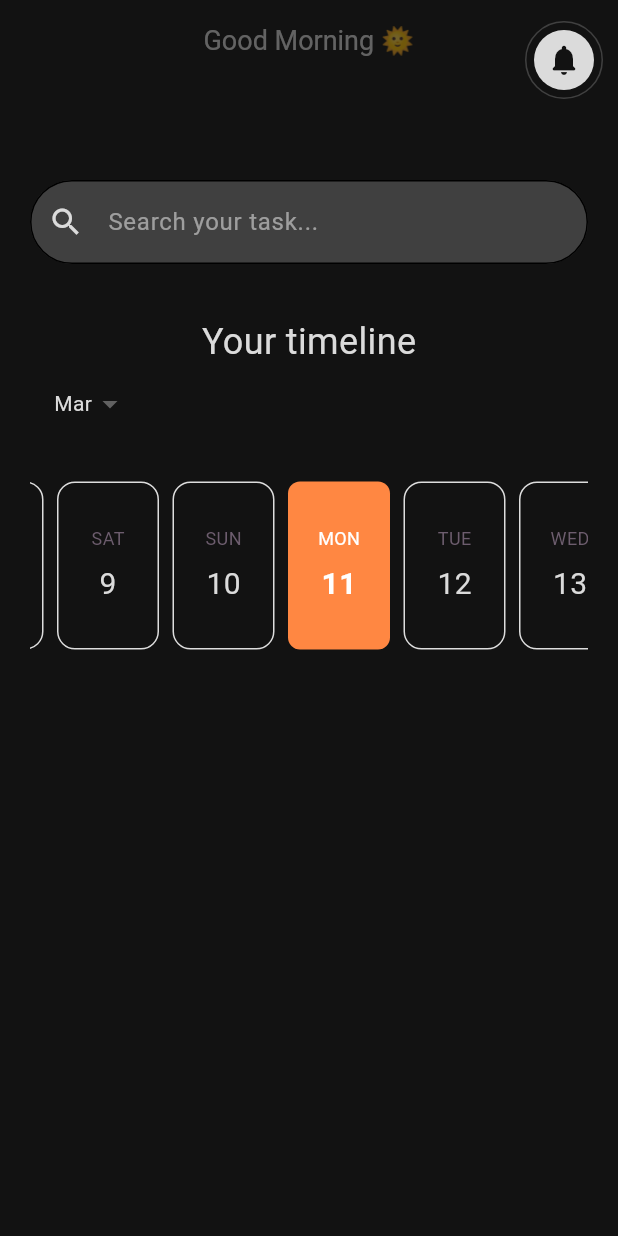
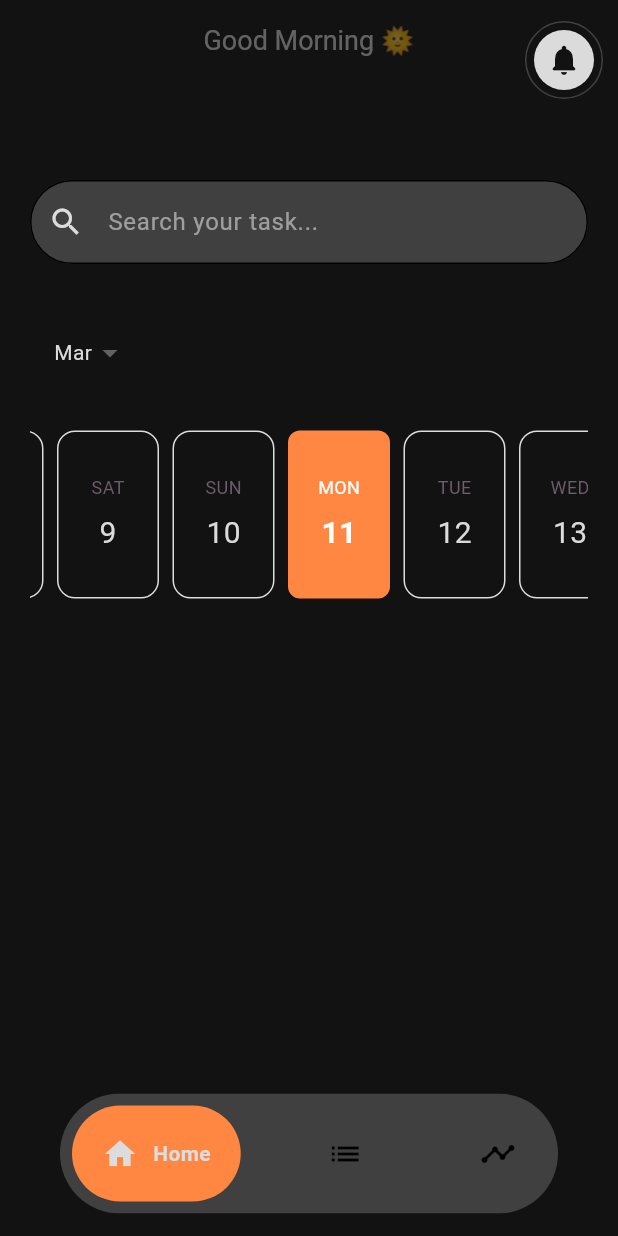
Before and after one commit to gwrgwr/task_manager_app, a Flutter app: the screen it shows after launch, after a tap on "Let's start", on a phone screen of 412 x 824 dp. Run offline on Flutter 3.47's test engine with Material 3 defaults, Android fonts, the light colour scheme and no system bars; drawn by our look-alikes of easy_date_timeline, google_nav_bar; our stand-ins replace get.

Commit message:
added task and timeline page, and add some features to home page

```diff
--- a/lib/home/controllers/home_controller.dart
+++ b/lib/home/controllers/home_controller.dart
@@ -1,5 +1,5 @@
 import 'package:get/get.dart';
 
 class HomeController extends GetxController {
-
+  RxInt index = 0.obs;
 }
--- a/lib/home/views/home_page.dart
+++ b/lib/home/views/home_page.dart
@@ -1,6 +1,10 @@
-import 'package:easy_date_timeline/easy_date_timeline.dart';
 import 'package:flutter/material.dart';
-import 'package:intl/intl.dart';
+import 'package:get/get.dart';
+import 'package:google_nav_bar/google_nav_bar.dart';
+import 'package:task_manager_app/home/controllers/home_controller.dart';
+import 'package:task_manager_app/home/widgets/home_widget.dart';
+import 'package:task_manager_app/task/widgets/task_widgett.dart';
+import 'package:task_manager_app/timeline/widgets/timeline_widget.dart';
 import 'package:task_manager_app/utils/color_app.dart';
 
 class HomePage extends StatelessWidget {
@@ -8,153 +12,59 @@ class HomePage extends StatelessWidget {
 
   final String username;
 
-  String getTimeNow() {
-    final DateTime myDateTime = DateTime.now();
-    final formatedDate = DateFormat.H().format(myDateTime);
-    final int formatedDateInt = int.parse(formatedDate);
-    print(formatedDate);
-    if (formatedDateInt >= 18 || formatedDateInt < 6) {
-      return "Good Night 🛌";
-    } else if (formatedDateInt >= 6 || formatedDateInt < 12) {
-      return "Good Morning 🌞";
-    } else {
-      return "Good Evening 🍽";
-    }
-  }
+  final HomeController c = Get.put(HomeController());
 
   @override
   Widget build(BuildContext context) {
+    final List<Widget> _widgetOptions = [
+      HomeWidget(username: username),
+      TaskWidget(),
+      TimeLineWidget()
+    ];
+
     return Scaffold(
       backgroundColor: ColorApp.backgroundColor,
-      appBar: appBarSection(),
-      body: Padding(
-        padding: const EdgeInsets.symmetric(
-          horizontal: 20,
-          vertical: 50,
-        ),
-        child: SingleChildScrollView(
-          child: Column(
-            children: [
-              TextField(
-                cursorColor: ColorApp.textColor,
-                decoration: InputDecoration(
-                  filled: true,
-                  fillColor: ColorApp.inputColor,
-                  hintText: "Search your task...",
-                  hintStyle: TextStyle(
-                    color: ColorApp.textColor.withOpacity(0.6),
-                  ),
-                  prefixIcon: IconButton(
-                    icon: Icon(
-                      Icons.search,
-                      color: ColorApp.textColor,
-                    ),
-                    onPressed: () {},
-                  ),
-                  enabledBorder: OutlineInputBorder(
-                    borderRadius: BorderRadius.circular(30),
-                  ),
-                  focusedBorder: OutlineInputBorder(
-                    borderRadius: BorderRadius.circular(30),
-                    borderSide: BorderSide(color: ColorApp.textColor),
-                  ),
-                ),
-              ),
-              SizedBox(height: 35),
-              Text(
-                'Your timeline',
-                style: TextStyle(
-                  color: ColorApp.textColor,
-                  fontSize: 24,
-                ),
-              ),
-              EasyDateTimeLine(
-                initialDate: DateTime.now(),
-                onDateChange: (selectedDate) {},
-                headerProps: EasyHeaderProps(
-                  showSelectedDate: false,
-                  monthStyle: TextStyle(
-                    color: ColorApp.textColor,
-                  ),
-                ),
-                dayProps: EasyDayProps(
-                  todayHighlightStyle: TodayHighlightStyle.withBackground,
-                  todayHighlightColor: ColorApp.subBackgroundColor,
-                  todayStyle: DayStyle(
-                    dayStrStyle: TextStyle(
-                      color: ColorApp.backgroundColor,
-                      fontSize: 14,
-                    ),
-                    dayNumStyle: TextStyle(
-                      color: ColorApp.backgroundColor,
-                      fontSize: 26,
-                    ),
-                  ),
-                  activeDayStyle: DayStyle(
-                    decoration: BoxDecoration(
-                      color: ColorApp.subBackgroundColor,
-                      borderRadius: BorderRadius.circular(8),
-                    ),
-                  ),
-                  dayStructure: DayStructure.dayStrDayNum,
-                  inactiveDayStyle: DayStyle(
-                    dayNumStyle:
-                        TextStyle(color: ColorApp.textColor, fontSize: 20),
-                  ),
-                ),
-                timeLineProps: EasyTimeLineProps(
-                  separatorPadding: 9,
-                  vPadding: 4,
-                ),
-              ),
-            ],
-          ),
-        ),
-      ),
+      body: Obx(() {
+        return _widgetOptions.elementAt(c.index.value);
+      }),
+      bottomNavigationBar: bottomNavigationBarSection(),
     );
   }
 
-  AppBar appBarSection() {
-    return AppBar(
-      actions: [
+  Stack bottomNavigationBarSection() {
+    return Stack(
+      children: [
         Padding(
-          padding: const EdgeInsets.only(top: 10, right: 10),
-          child: Container(
-            padding: EdgeInsets.all(5.0),
-            decoration: BoxDecoration(
-              border: Border.all(color: ColorApp.inputColor),
-              shape: BoxShape.circle,
-            ),
-            child: CircleAvatar(
-              backgroundColor: ColorApp.textColor,
-              child: IconButton(
-                onPressed: () {},
-                icon: Icon(
-                  Icons.notifications_rounded,
-                  color: ColorApp.backgroundColor,
+          padding: const EdgeInsets.symmetric(horizontal: 40, vertical: 15),
+          child: ClipRRect(
+            borderRadius: BorderRadius.circular(100),
+            child: GNav(
+              activeColor: ColorApp.textColor,
+              backgroundColor: ColorApp.inputColor,
+              tabBackgroundColor: ColorApp.subBackgroundColor,
+              gap: 10,
+              padding: EdgeInsets.all(20),
+              tabMargin: EdgeInsets.all(8),
+              tabs: [
+                GButton(
+                  icon: Icons.home,
+                  text: 'Home',
                 ),
-              ),
+                GButton(
+                  icon: Icons.list,
+                  text: 'Tasks',
+                ),
+                GButton(
+                  icon: Icons.timeline,
+                  text: 'Timeline',
+                ),
+              ],
+              selectedIndex: c.index.value,
+              onTabChange: (value) => c.index.value = value,
             ),
           ),
-        )
+        ),
       ],
-      backgroundColor: ColorApp.backgroundColor,
-      toolbarHeight: 70,
-      title: Column(
-        children: [
-          SizedBox(height: 15),
-          Text(
-            getTimeNow(),
-            style: TextStyle(
-                color: ColorApp.textColor.withOpacity(0.4), fontSize: 18),
-          ),
-          Text(
-            username,
-            style: TextStyle(color: ColorApp.textColor, fontSize: 24),
-          ),
-        ],
-      ),
-      centerTitle: true,
     );
   }
 }
--- /dev/null
+++ b/lib/home/widgets/home_widget.dart
@@ -0,0 +1,178 @@
+import 'package:easy_date_timeline/easy_date_timeline.dart';
+import 'package:flutter/material.dart';
+import 'package:intl/intl.dart';
+import 'package:task_manager_app/utils/color_app.dart';
+
+class HomeWidget extends StatelessWidget {
+  const HomeWidget({required this.username, super.key});
+
+  final String username;
+
+  String getTimeNow() {
+    final DateTime myDateTime = DateTime.now();
+    final formatedDate = DateFormat.H().format(myDateTime);
+    final int formatedDateInt = int.parse(formatedDate);
+    print(formatedDate);
+    if (formatedDateInt >= 18 || formatedDateInt < 6) {
+      return "Good Night 🛌";
+    } else if (formatedDateInt >= 6 || formatedDateInt < 12) {
+      return "Good Morning 🌞";
+    } else {
+      return "Good Evening 🍽";
+    }
+  }
+
+  @override
+  Widget build(BuildContext context) {
+    return Scaffold(
+      backgroundColor: ColorApp.backgroundColor,
+      appBar: appBarSection(),
+      body: Padding(
+        padding: const EdgeInsets.symmetric(
+          horizontal: 20,
+          vertical: 50,
+        ),
+        child: SingleChildScrollView(
+          child: Column(
+            children: [
+              TextField(
+                cursorColor: ColorApp.textColor,
+                decoration: InputDecoration(
+                  filled: true,
+                  fillColor: ColorApp.inputColor,
+                  hintText: "Search your task...",
+                  hintStyle: TextStyle(
+                    color: ColorApp.textColor.withOpacity(0.6),
+                  ),
+                  prefixIcon: IconButton(
+                    icon: Icon(
+                      Icons.search,
+                      color: ColorApp.textColor,
+                    ),
+                    onPressed: () {},
+                  ),
+                  enabledBorder: OutlineInputBorder(
+                    borderRadius: BorderRadius.circular(30),
+                  ),
+                  focusedBorder: OutlineInputBorder(
+                    borderRadius: BorderRadius.circular(30),
+                    borderSide: BorderSide(color: ColorApp.textColor),
+                  ),
+                ),
+              ),
+              SizedBox(height: 35),
+              EasyDateTimeLine(
+                initialDate: DateTime.now(),
+                onDateChange: (selectedDate) {},
+                headerProps: EasyHeaderProps(
+                  showSelectedDate: false,
+                  monthStyle: TextStyle(
+                    color: ColorApp.textColor,
+                  ),
+                ),
+                dayProps: EasyDayProps(
+                  todayHighlightStyle: TodayHighlightStyle.withBackground,
+                  todayHighlightColor: ColorApp.subBackgroundColor,
+                  todayStyle: DayStyle(
+                    dayStrStyle: TextStyle(
+                      color: ColorApp.backgroundColor,
+                      fontSize: 14,
+                    ),
+                    dayNumStyle: TextStyle(
+                      color: ColorApp.backgroundColor,
+                      fontSize: 26,
+                    ),
+                  ),
+                  activeDayStyle: DayStyle(
+                    decoration: BoxDecoration(
+                      color: ColorApp.subBackgroundColor,
+                      borderRadius: BorderRadius.circular(8),
+                    ),
+                  ),
+                  dayStructure: DayStructure.dayStrDayNum,
+                  inactiveDayStyle: DayStyle(
+                    dayNumStyle:
+                        TextStyle(color: ColorApp.textColor, fontSize: 20),
+                  ),
+                ),
+                timeLineProps: EasyTimeLineProps(
+                  separatorPadding: 9,
+                  vPadding: 4,
+                ),
+              ),
+              SizedBox(height: 15),
+              Row(
+                children: [
+                  Column(
+                    children: [
+                      Container(
+                        decoration: BoxDecoration(
+                          borderRadius: BorderRadius.circular(15),
+                        ),
+                        child: Column(
+                          children: [],
+                        ),
+                      ),
+                      Container(
+                        decoration: BoxDecoration(
+                          borderRadius: BorderRadius.circular(15),
+                        ),
+                        child: Column(
+                          children: [],
+                        ),
+                      )
+                    ],
+                  )
+                ],
+              )
+            ],
+          ),
+        ),
+      ),
+    );
+  }
+
+  AppBar appBarSection() {
+    return AppBar(
+      actions: [
+        Padding(
+          padding: const EdgeInsets.only(top: 10, right: 10),
+          child: Container(
+            padding: EdgeInsets.all(5.0),
+            decoration: BoxDecoration(
+              border: Border.all(color: ColorApp.inputColor),
+              shape: BoxShape.circle,
+            ),
+            child: CircleAvatar(
+              backgroundColor: ColorApp.textColor,
+              child: IconButton(
+                onPressed: () {},
+                icon: Icon(
+                  Icons.notifications_rounded,
+                  color: ColorApp.backgroundColor,
+                ),
+              ),
+            ),
+          ),
+        )
+      ],
+      backgroundColor: ColorApp.backgroundColor,
+      toolbarHeight: 70,
+      title: Column(
+        children: [
+          SizedBox(height: 15),
+          Text(
+            getTimeNow(),
+            style: TextStyle(
+                color: ColorApp.textColor.withOpacity(0.4), fontSize: 18),
+          ),
+          Text(
+            username,
+            style: TextStyle(color: ColorApp.textColor, fontSize: 24),
+          ),
+        ],
+      ),
+      centerTitle: true,
+    );
+  }
+}
--- /dev/null
+++ b/lib/task/controllers/task_controller.dart
@@ -0,0 +1,12 @@
+import 'package:get/get.dart';
+import 'package:task_manager_app/task/models/task_model.dart';
+
+class TaskController extends GetxController {
+
+  RxMap<String, List<String>> mapTask = <String, List<String>>{}.obs;
+
+  void addItem(TaskModel taskModel) {
+    mapTask[taskModel.type] = [];
+    mapTask[taskModel.type]!.add(taskModel.taskName);
+  }
+}
--- /dev/null
+++ b/lib/task/models/task_model.dart
@@ -0,0 +1,6 @@
+class TaskModel {
+  final String taskName;
+  final String type;
+
+  TaskModel({required this.taskName, required this.type});
+}
--- /dev/null
+++ b/lib/task/widgets/task_widgett.dart
@@ -0,0 +1,25 @@
+import 'package:flutter/material.dart';
+import 'package:get/get.dart';
+import 'package:task_manager_app/utils/color_app.dart';
+
+class TaskWidget extends StatelessWidget {
+  const TaskWidget({super.key});
+
+  @override
+  Widget build(BuildContext context) {
+    return Scaffold(
+      backgroundColor: ColorApp.backgroundColor,
+      appBar: AppBar(
+        title: Text(
+          'Tasks',
+          style: TextStyle(
+            color: ColorApp.textColor,
+            fontSize: 24,
+          ),
+        ),
+        centerTitle: true,
+        backgroundColor: ColorApp.backgroundColor,
+      ),
+    );
+  }
+}
--- /dev/null
+++ b/lib/timeline/widgets/timeline_widget.dart
@@ -0,0 +1,24 @@
+import 'package:flutter/material.dart';
+import 'package:task_manager_app/utils/color_app.dart';
+
+class TimeLineWidget extends StatelessWidget {
+  const TimeLineWidget({super.key});
+
+  @override
+  Widget build(BuildContext context) {
+    return Scaffold(
+      backgroundColor: ColorApp.backgroundColor,
+      appBar: AppBar(
+        backgroundColor: ColorApp.backgroundColor,
+        title: Text(
+          'Time Line',
+          style: TextStyle(
+            color: ColorApp.textColor,
+            fontSize: 24,
+          ),
+        ),
+        centerTitle: true,
+      ),
+    );
+  }
+}
--- a/pubspec.yaml
+++ b/pubspec.yaml
@@ -38,6 +38,7 @@ dependencies:
   get: ^4.6.6
   intl: ^0.19.0
   easy_date_timeline: ^1.0.6
+  google_nav_bar: ^5.0.6
 
 dev_dependencies:
   flutter_test:
```
Also changed, not shown: pubspec.lock.
